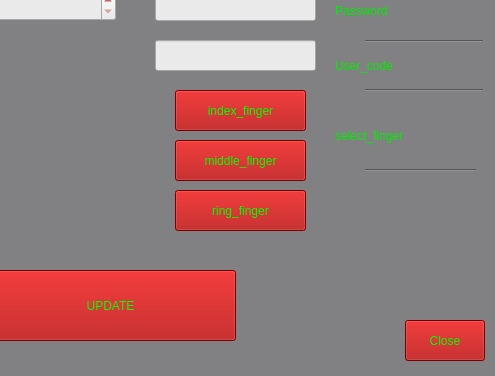
This is demo_fingerprint/updatewindow.ui in Cnl36/Project_qt_fingerprint as Qt 5 draws it before an edit; both pictures show x 305 to 800 and y 140 to 516 of the 800 by 516 pixel window. The edited form follows.
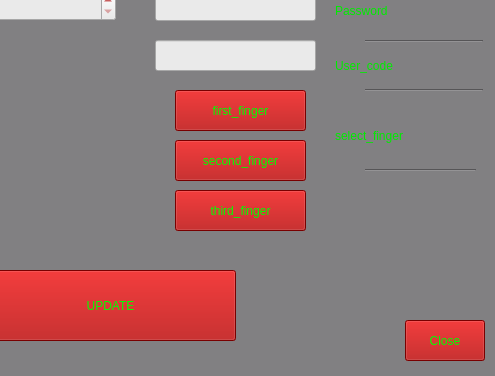
This is the edited form.

```diff
--- a/demo_fingerprint/updatewindow.ui
+++ b/demo_fingerprint/updatewindow.ui
@@ -461,7 +461,7 @@
 font: 13pt &quot;Sans Serif&quot;;</string>
    </property>
    <property name="text">
-    <string>middle_finger</string>
+    <string>second_finger</string>
    </property>
   </widget>
   <widget class="QLabel" name="label_10">
@@ -509,7 +509,7 @@
 font: 13pt &quot;Sans Serif&quot;;</string>
    </property>
    <property name="text">
-    <string>index_finger</string>
+    <string>first_finger</string>
    </property>
   </widget>
   <widget class="Line" name="line_4">
@@ -540,7 +540,7 @@
 font: 13pt &quot;Sans Serif&quot;;</string>
    </property>
    <property name="text">
-    <string>ring_finger</string>
+    <string>third_finger</string>
    </property>
   </widget>
   <widget class="QLabel" name="label_9">
```
